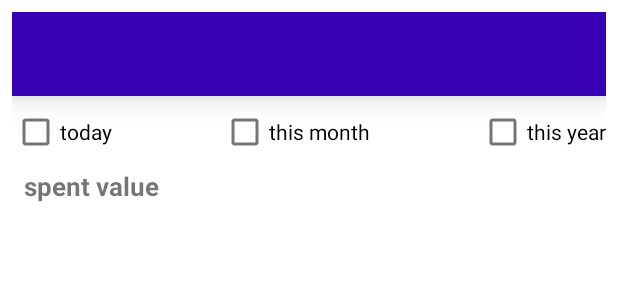
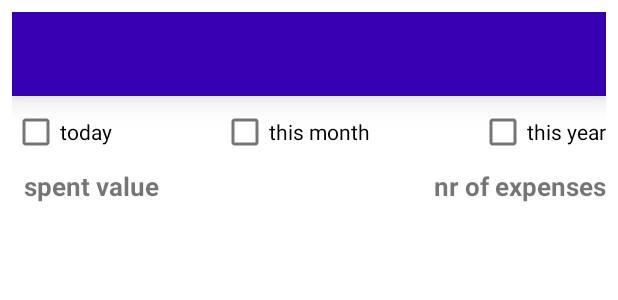
Before and after one commit to Edimitre/HandyApp, an Android app: the layout fragment_expenses.xml on its own in the app's theme, with its tools: preview values and no code run, on a phone screen of 412 x 824 dp. Shown: the top 300 px of the screen. Run offline under Robolectric (Android 15) with nearby library versions, the light colour scheme and no system bars; network calls fail.

Commit message:
added nr of expenses in expense fragment

```diff
--- a/app/src/main/java/com/edimitre/handyapp/data/dao/ShopExpenseDao.kt
+++ b/app/src/main/java/com/edimitre/handyapp/data/dao/ShopExpenseDao.kt
@@ -105,6 +105,9 @@ interface ShopExpenseDao {
     @Query("SELECT SUM(spentValue) FROM expense_table WHERE shop_name LIKE '%' || :name || '%'")
     fun getValueOfExpensesByShopName(name: String?): LiveData<Int>?
 
+    @Query("SELECT COUNT(*) FROM expense_table WHERE description LIKE '%' || :description || '%'")
+    fun getNrOfExpensesByDescription(description:String): LiveData<Int>?
+
     @Query("SELECT * FROM expense_table")
     fun getAllExpensesForBackup(): List<Expense>
 
--- a/app/src/main/res/layout/fragment_expenses.xml
+++ b/app/src/main/res/layout/fragment_expenses.xml
@@ -55,7 +55,7 @@
             />
 
         <TextView
-            android:id="@+id/date_text"
+            android:id="@+id/spent_value_text"
             android:layout_width="wrap_content"
             android:layout_height="wrap_content"
             android:text="spent value"
@@ -65,7 +65,16 @@
             android:textSize="17sp"
             android:layout_marginStart="8dp"/>
 
-
+        <TextView
+            android:id="@+id/nr_of_expenses_text"
+            android:layout_width="wrap_content"
+            android:layout_height="wrap_content"
+            android:layout_marginStart="20dp"
+            android:text="nr of expenses"
+            android:textSize="17sp"
+            android:textStyle="bold"
+            app:layout_constraintTop_toBottomOf="@+id/this_year_check_box"
+            app:layout_constraintEnd_toEndOf="parent"/>
 
 
     </androidx.constraintlayout.widget.ConstraintLayout>
```
Also changed, not shown: app/src/main/java/com/edimitre/handyapp/data/service/ExpenseService.kt (+35 -65 lines), app/src/main/java/com/edimitre/handyapp/data/view_model/ExpenseViewModel.kt (+38 -6 lines), app/src/main/java/com/edimitre/handyapp/fragment/shops_expenses/ExpensesFragment.kt (+38 -11 lines).
